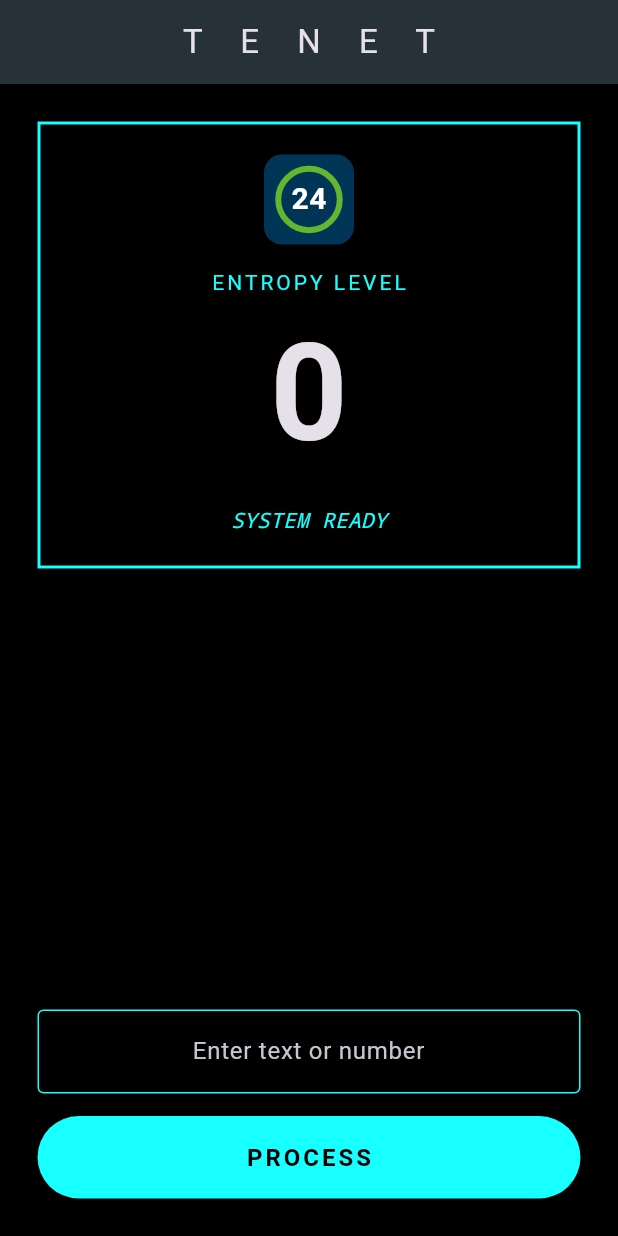
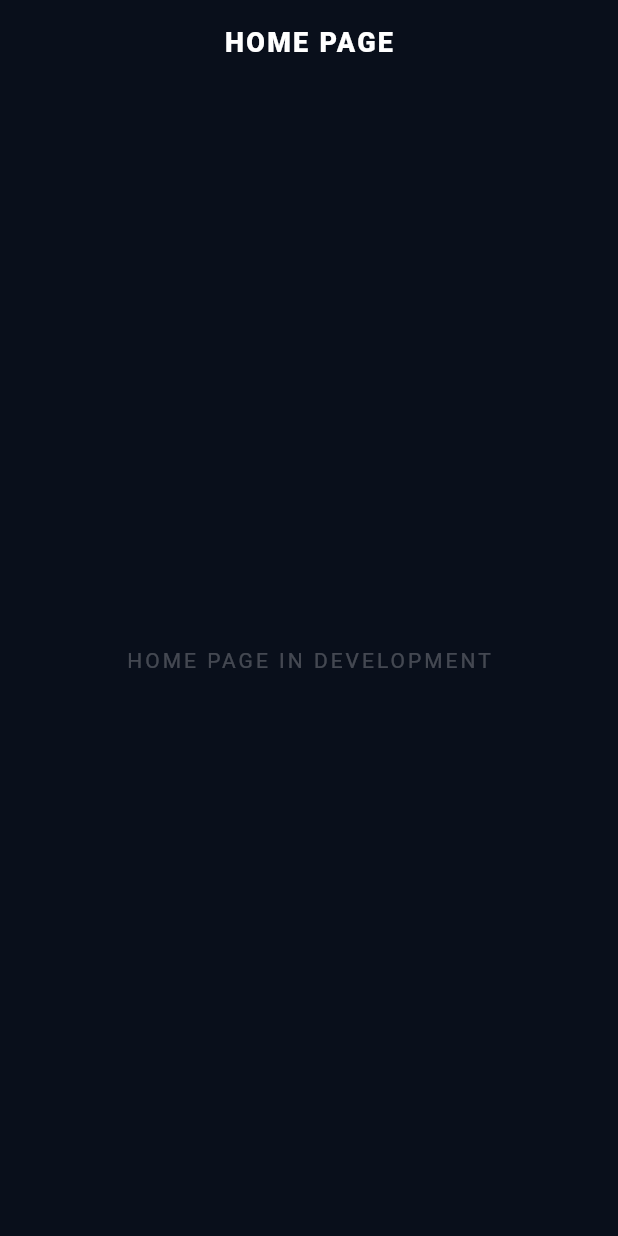
Before and after one commit to Dan-Krod/mobile_development_iot, a Flutter app: the screen it shows after launch, on a phone screen of 412 x 824 dp. Run offline on Flutter 3.47's test engine with Material 3 defaults, Android fonts, the phone set to English and light mode, and no system bars; Roboto replaces fonts that are missing (comic-sans).

Commit message:
Init the app structure in main.py and adding the app theme

```diff
--- a/lib/main.dart
+++ b/lib/main.dart
@@ -1,235 +1,45 @@
-import 'dart:math';
 import 'package:flutter/material.dart';
+import 'theme/app_theme.dart';
+
 
 void main() {
-  runApp(const TenetApp());
+  runApp(const SmartFluidApp());
 }
 
-class TenetApp extends StatelessWidget {
-  const TenetApp({super.key});
+class SmartFluidApp extends StatelessWidget {
+  const SmartFluidApp({super.key});
 
   @override
   Widget build(BuildContext context) {
     return MaterialApp(
       debugShowCheckedModeBanner: false,
-      theme: ThemeData.dark(),
-      home: const TenetScreen(),
+      title: 'Smart Fluid Management',
+      theme: AppTheme.darkTheme,
+      initialRoute: '/',
+      routes: {
+        '/': (context) => const _PlaceholderScreen(title: 'HOME PAGE'),
+        '/register': (context) => const _PlaceholderScreen(title: 'REGISTER PAGE'),
+        '/home': (context) => const _PlaceholderScreen(title: 'LOGIN PAGE'),
+        '/profile': (context) => const _PlaceholderScreen(title: 'PROFILE'),
+        '/control': (context) => const _PlaceholderScreen(title: 'CONTROL UNIT'),
+        '/analytics': (context) => const _PlaceholderScreen(title: 'DATA ANALYTICS'),
+        '/alarms': (context) => const _PlaceholderScreen(title: 'SYSTEM ALERTS'),
+      },
     );
   }
 }
 
-class TenetScreen extends StatefulWidget {
-  const TenetScreen({super.key});
-
-  @override
-  State<TenetScreen> createState() => _TenetScreenState();
-}
-
-class _TenetScreenState extends State<TenetScreen> {
-  int _entropy = 0;
-  String _origText = '';
-  String _revText = '';
-  String _statusMessage = 'SYSTEM READY';
-  final TextEditingController _controller = TextEditingController();
-
-  void _handleInput() {
-    final input = _controller.text.trim();
-    if (input.isEmpty) return;
-
-    setState(() {
-      if (input.toLowerCase() == 'tenet') {
-        _entropy = 0;
-        _origText = '';
-        _revText = '';
-        _statusMessage = 'SYSTEM RESET: STABLE';
-        _controller.clear();
-        return;
-      }
-
-      final value = int.tryParse(input);
-      if (value != null) {
-        _entropy += value;
-        if (_entropy > 200) _revText = _processText(_origText);
-      } else {
-        _origText = input.toUpperCase();
-        _revText = _processText(input);
-      }
-
-      if (_entropy > 200) {
-        _statusMessage = 'STATUS: CRITICAL ERROR';
-      } else if (_entropy == 0) {
-        _statusMessage = 'ZERO ENTROPY: INVERSION DISABLED';
-      } else {
-        _statusMessage = 'STATUS: INVERSION ACTIVE';
-      }
-      _controller.clear();
-    });
-  }
-
-  String _processText(String input) {
-    if (_entropy == 0) return input.toUpperCase();
-    if (_entropy > 200) {
-      return (input.split('')..shuffle(Random())).join().toUpperCase();
-    }
-    return input.split('').reversed.join().toUpperCase();
-  }
+// Temporary widget for unrealised screens
+class _PlaceholderScreen extends StatelessWidget {
+  final String title;
+  const _PlaceholderScreen({required this.title});
 
   @override
   Widget build(BuildContext context) {
-    final bool isCritical = _entropy > 200;
-    final Color themeColor = isCritical ? Colors.redAccent : Colors.cyanAccent;
-
     return Scaffold(
-      backgroundColor: Colors.black,
-      appBar: AppBar(
-        title: const Text('T E N E T', style: TextStyle(letterSpacing: 10)),
-        centerTitle: true,
-        backgroundColor: isCritical ? Colors.red[900] : Colors.blueGrey[900],
-      ),
-      body: Padding(
-        padding: const EdgeInsets.all(25),
-        child: Column(
-          mainAxisAlignment: MainAxisAlignment.center,
-          children: [
-            _buildEntropyBox(themeColor, isCritical),
-
-            const SizedBox(height: 30),
-
-            if (_origText.isNotEmpty) _buildResultBox(themeColor),
-
-            const Spacer(),
-
-            TextField(
-              controller: _controller,
-              textAlign: TextAlign.center,
-              decoration: InputDecoration(
-                hintText: 'Enter text or number',
-                enabledBorder: OutlineInputBorder(
-                  borderSide: BorderSide(color: themeColor),
-                ),
-                focusedBorder: OutlineInputBorder(
-                  borderSide: BorderSide(color: themeColor, width: 2),
-                ),
-              ),
-            ),
-
-            const SizedBox(height: 15),
-
-            SizedBox(
-              width: double.infinity,
-              height: 55,
-              child: ElevatedButton(
-                onPressed: _handleInput,
-                style: ElevatedButton.styleFrom(
-                  backgroundColor: themeColor,
-                  foregroundColor: Colors.black,
-                ),
-                child: const Text(
-                  'PROCESS',
-                  style: TextStyle(
-                    fontSize: 16,
-                    fontWeight: FontWeight.bold,
-                    letterSpacing: 2,
-                  ),
-                ),
-              ),
-            ),
-          ],
-        ),
-      ),
-    );
-  }
-
-  Widget _buildPrivatIcon() {
-    return Container(
-      width: 60,
-      height: 60,
-      decoration: BoxDecoration(
-        color: const Color.fromARGB(255, 1, 53, 88),
-        borderRadius: BorderRadius.circular(12),
-      ),
-      child: Center(
-        child: Container(
-          width: 45,
-          height: 45,
-          decoration: BoxDecoration(
-            shape: BoxShape.circle,
-            border: Border.all(
-              color: const Color.fromARGB(255, 99, 183, 47),
-              width: 4,
-            ),
-          ),
-          child: const Center(
-            child: Text(
-              '24',
-              style: TextStyle(
-                color: Colors.white,
-                fontSize: 20,
-                fontWeight: FontWeight.bold,
-                fontFamily: 'comic-sans',
-              ),
-            ),
-          ),
-        ),
-      ),
-    );
-  }
-
-  Widget _buildEntropyBox(Color color, bool isCritical) {
-    return Container(
-      width: double.infinity,
-      padding: const EdgeInsets.all(20),
-      decoration: BoxDecoration(border: Border.all(color: color, width: 2)),
-      child: Column(
-        children: [
-          _buildPrivatIcon(),
-          const SizedBox(height: 15),
-          Text(
-            'ENTROPY LEVEL',
-            style: TextStyle(color: color, letterSpacing: 2),
-          ),
-          Text(
-            '$_entropy',
-            style: const TextStyle(fontSize: 90, fontWeight: FontWeight.bold),
-          ),
-          const SizedBox(height: 10),
-          Text(
-            _statusMessage,
-            style: TextStyle(
-              color: color,
-              fontFamily: 'monospace',
-              fontSize: 14,
-              fontWeight: isCritical ? FontWeight.bold : FontWeight.normal,
-              fontStyle: FontStyle.italic,
-            ),
-            textAlign: TextAlign.center,
-          ),
-        ],
-      ),
-    );
-  }
-
-  Widget _buildResultBox(Color color) {
-    return Container(
-      padding: const EdgeInsets.all(15),
-      color: color.withValues(alpha: 0.1),
-      child: Row(
-        mainAxisAlignment: MainAxisAlignment.center,
-        children: [
-          Text(_origText, style: const TextStyle(color: Colors.white54)),
-          const SizedBox(width: 15),
-          Icon(Icons.arrow_forward, color: color),
-          const SizedBox(width: 15),
-          Text(
-            _revText,
-            style: TextStyle(
-              color: color,
-              fontSize: 20,
-              fontWeight: FontWeight.bold,
-            ),
-          ),
-        ],
-      ),
+      appBar: AppBar(title: Text(title)),
+      body: Center(child: Text('$title IN DEVELOPMENT',
+        style: const TextStyle(color: Colors.white24, letterSpacing: 2))),
     );
   }
 }
--- /dev/null
+++ b/lib/theme/app_theme.dart
@@ -0,0 +1,63 @@
+import 'package:flutter/material.dart';
+
+class AppTheme {
+  static const Color darkBg = Color.fromARGB(255, 9, 15, 27);
+  static const Color cardBg = Color.fromARGB(255, 30, 41, 59);
+  static const Color accentCyan = Color.fromARGB(255, 0, 209, 255);
+  static const Color errorRed = Color.fromARGB(255, 244, 63, 94);
+
+  static ThemeData get darkTheme {
+    return ThemeData(
+      useMaterial3: true,
+      brightness: Brightness.dark,
+      scaffoldBackgroundColor: darkBg,
+      primaryColor: accentCyan,
+
+      cardTheme: CardThemeData(
+        color: cardBg,
+        elevation: 10,
+        shadowColor: Colors.black45,
+        shape: RoundedRectangleBorder(
+          borderRadius: BorderRadius.circular(20),
+          side: BorderSide(color: Colors.white.withOpacity(0.05)),
+        ),
+      ),
+
+      appBarTheme: const AppBarTheme(
+        backgroundColor: Colors.transparent,
+        elevation: 0,
+        centerTitle: true,
+        titleTextStyle: TextStyle(
+          color: Colors.white,
+          fontSize: 18,
+          fontWeight: FontWeight.w800,
+          letterSpacing: 1.5,
+        ),
+      ),
+
+      inputDecorationTheme: InputDecorationTheme(
+        filled: true,
+        fillColor: cardBg,
+        contentPadding: const EdgeInsets.symmetric(horizontal: 20, vertical: 18),
+        border: OutlineInputBorder(
+          borderRadius: BorderRadius.circular(15),
+          borderSide: BorderSide(color: const Color.fromARGB(255, 196, 215, 252).withOpacity(0.1)),
+        ),
+        focusedBorder: OutlineInputBorder(
+          borderRadius: BorderRadius.circular(15),
+          borderSide: const BorderSide(color: accentCyan, width: 2),
+        ),
+      ),
+
+      elevatedButtonTheme: ElevatedButtonThemeData(
+        style: ElevatedButton.styleFrom(
+          backgroundColor: accentCyan,
+          foregroundColor: darkBg,
+          minimumSize: const Size(double.infinity, 56),
+          shape: RoundedRectangleBorder(borderRadius: BorderRadius.circular(15)),
+          textStyle: const TextStyle(fontWeight: FontWeight.bold, fontSize: 16),
+        ),
+      ),
+    );
+  }
+}
```
Also changed, not shown: 1 other file.
